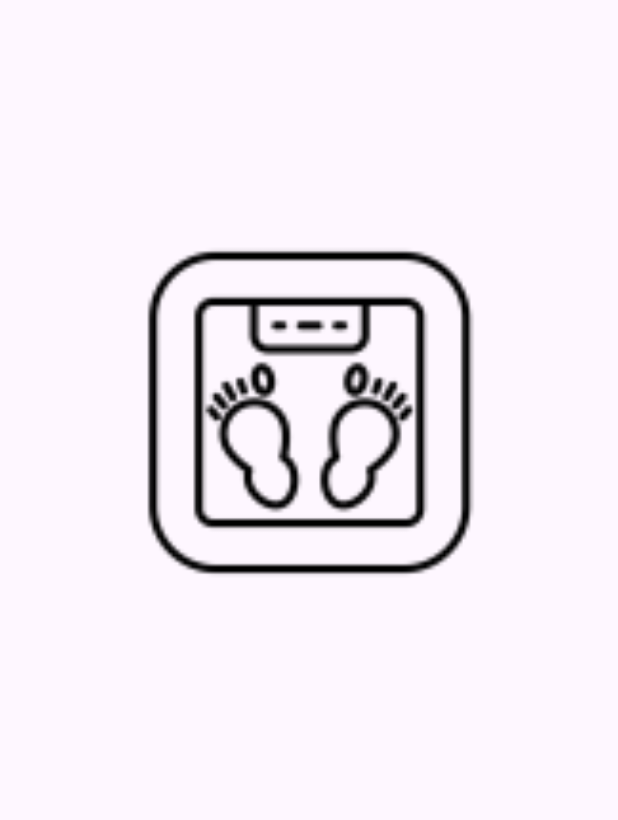
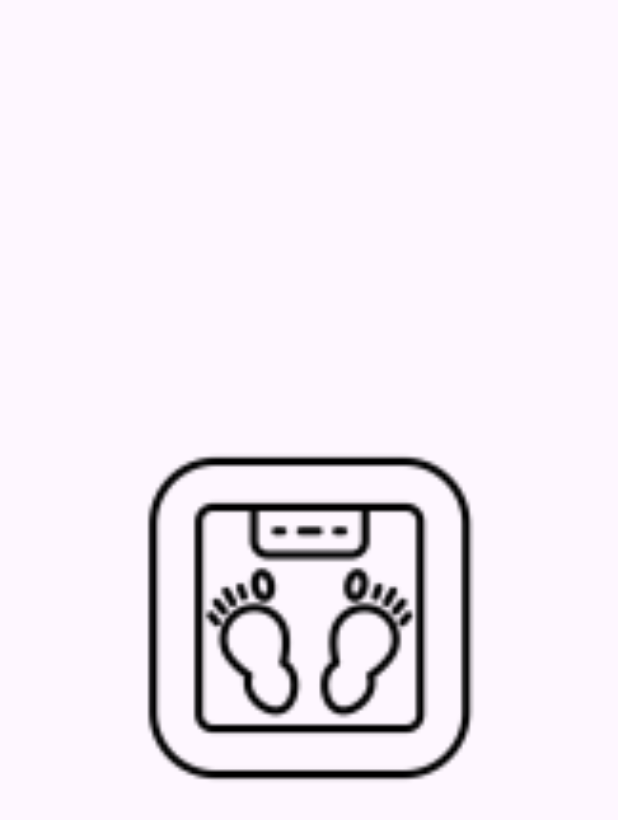
Before and after one commit to zzhalelov/body-mass-index-app, an Android app: the SplashScreenActivity screen opened directly, with no data from a screen before it, on a phone screen of 412 x 824 dp. Shown: the top 820 px of the screen. Run offline under Robolectric (Android 15) with nearby library versions, the phone set to English and light mode, and no system bars.

Commit message:
Fix SplashScreenActivity

```diff
--- a/app/src/main/AndroidManifest.xml
+++ b/app/src/main/AndroidManifest.xml
@@ -14,14 +14,14 @@
         tools:targetApi="31">
         <activity
             android:name=".SplashScreenActivity"
-            android:exported="false" />
-        <activity
-            android:name=".MainActivity"
             android:exported="true">
             <intent-filter>
                 <action android:name="android.intent.action.MAIN" />
                 <category android:name="android.intent.category.LAUNCHER" />
             </intent-filter>
         </activity>
+        <activity
+            android:name=".MainActivity"
+            android:exported="false" />
     </application>
 </manifest>
--- a/app/src/main/res/layout/activity_splash_screen.xml
+++ b/app/src/main/res/layout/activity_splash_screen.xml
@@ -3,14 +3,14 @@
     xmlns:app="http://schemas.android.com/apk/res-auto"
     xmlns:tools="http://schemas.android.com/tools"
     android:layout_width="match_parent"
-    android:layout_height="550dp"
+    android:layout_height="match_parent"
     android:orientation="vertical"
     tools:context=".SplashScreenActivity">
 
     <ImageView
         android:id="@+id/imageView"
         android:layout_width="match_parent"
-        android:layout_height="645dp"
+        android:layout_height="match_parent"
         android:layout_weight="1"
         app:srcCompat="@mipmap/ic_launcher_foreground" />
 </LinearLayout>
```
